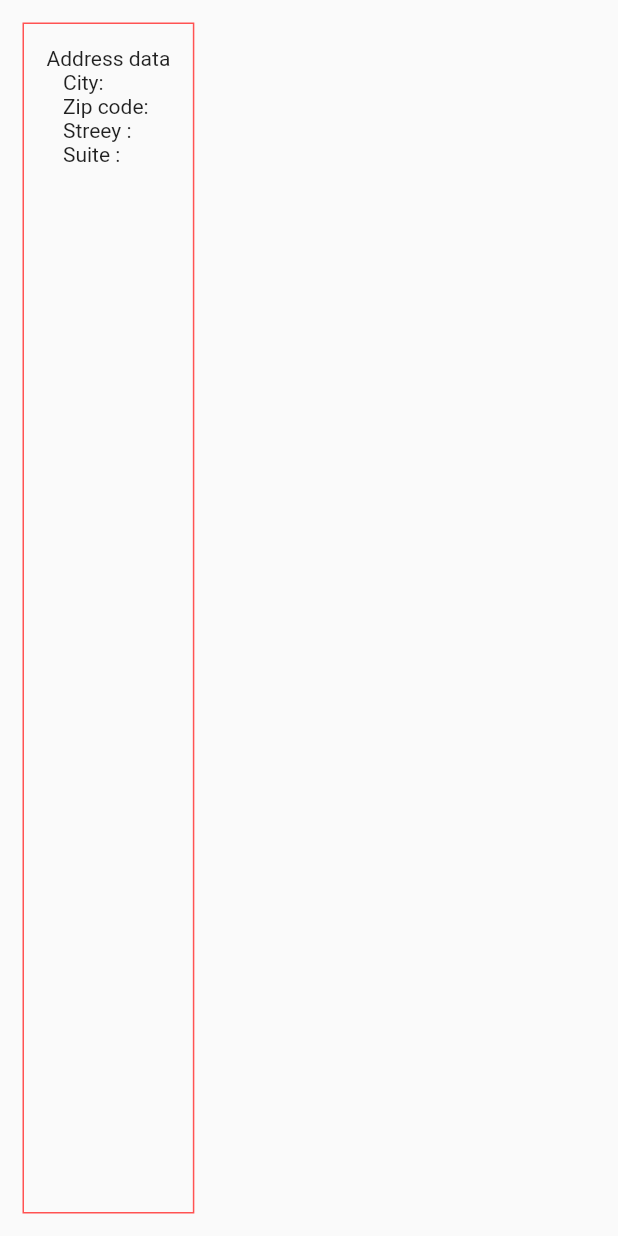
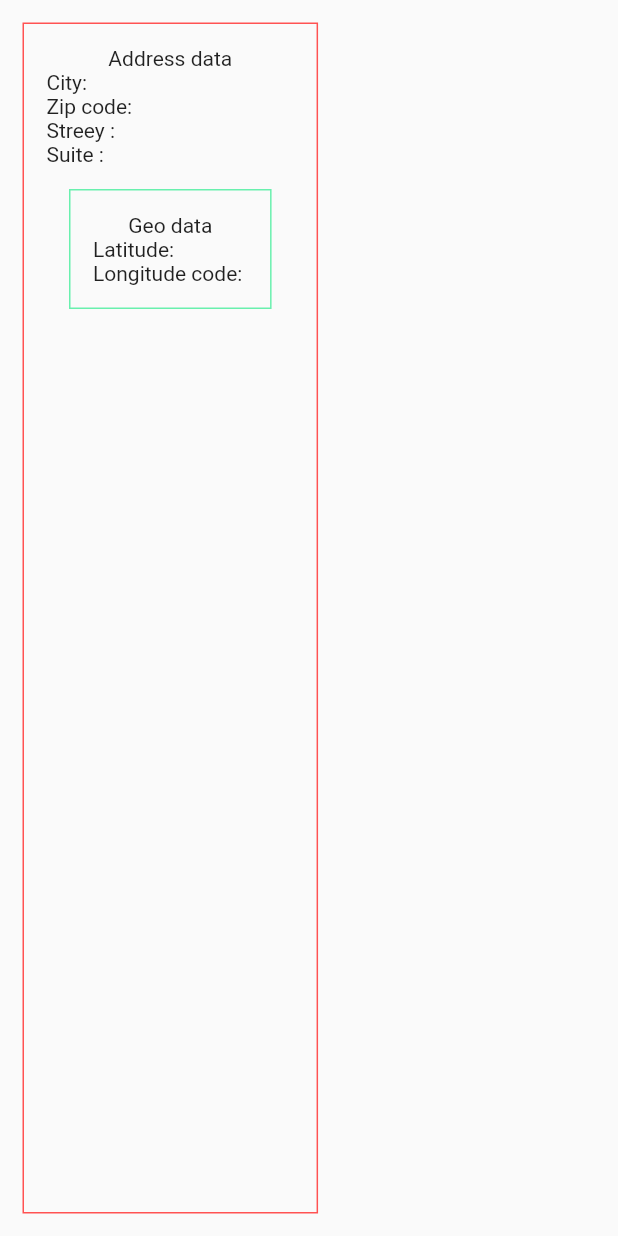
Before and after one commit to UltraViolet33/Flutter-fetch-API, a Flutter app: the AdressData widget shown alone on an empty page, opened directly with empty values, on a phone screen of 412 x 824 dp. Run offline on Flutter 3.47's test engine with Material 2 defaults, Android fonts, the phone set to English and light mode, and no system bars; network calls fail.

Commit message:
add GeoData widget

```diff
--- a/lib/widgets/address_data.dart
+++ b/lib/widgets/address_data.dart
@@ -1,4 +1,5 @@
 import 'package:fetch_api_test/models/adress.dart';
+import 'package:fetch_api_test/widgets/geo_data.dart';
 import 'package:flutter/material.dart';
 
 class AdressData extends StatelessWidget {
@@ -27,6 +28,7 @@ class AdressData extends StatelessWidget {
               Text('Zip code: ${address.zipcode}'),
               Text('Streey : ${address.street}'),
               Text('Suite : ${address.suite}'),
+              GeoData(geo: address.geo)
             ],
           )
         ],
--- /dev/null
+++ b/lib/widgets/geo_data.dart
@@ -0,0 +1,34 @@
+import 'package:fetch_api_test/models/geo.dart';
+import 'package:flutter/material.dart';
+
+class GeoData extends StatelessWidget {
+  const GeoData({Key? key, required this.geo});
+
+  final Geo geo;
+
+  @override
+  Widget build(BuildContext context) {
+    return Container(
+      margin: const EdgeInsets.all(15.0),
+      padding: const EdgeInsets.all(15.0),
+      decoration: BoxDecoration(border: Border.all(color: Colors.greenAccent)),
+      child: Column(
+        children: [
+          Column(
+            // ignore: prefer_const_literals_to_create_immutables
+            children: [
+              const Text("Geo data"),
+            ],
+          ),
+          Column(
+            crossAxisAlignment: CrossAxisAlignment.start,
+            children: [
+              Text('Latitude: ${geo.lat}'),
+              Text('Longitude code: ${geo.lng}'),
+            ],
+          )
+        ],
+      ),
+    );
+  }
+}
```
